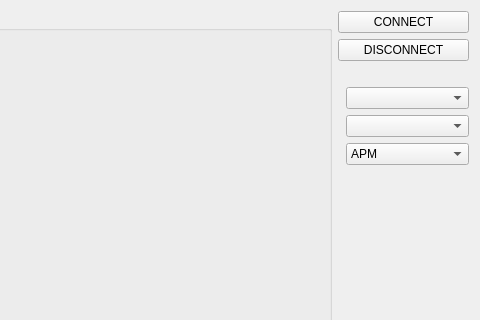
mavlink/qgroundcontrol, file src/ui/configuration/terminalconsole.ui: the form before one commit; both pictures show x 409 to 889 and y 0 to 320 of the 889 by 531 pixel window.
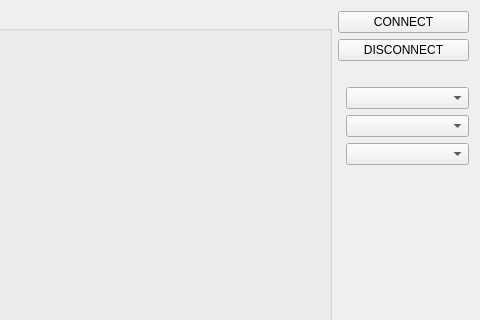
The form after the commit.

Commit message: Terminal Console: Added APM mode to send reset and send the break to enable the CLI on connect

```diff
--- a/src/ui/configuration/terminalconsole.ui
+++ b/src/ui/configuration/terminalconsole.ui
@@ -139,16 +139,6 @@
          <height>0</height>
         </size>
        </property>
-       <item>
-        <property name="text">
-         <string>APM</string>
-        </property>
-       </item>
-       <item>
-        <property name="text">
-         <string>PX4</string>
-        </property>
-       </item>
       </widget>
      </item>
      <item>
```
Left out of the diff: 2 changed lines with no effect on the pictures. The commit also changes 2 other files.
